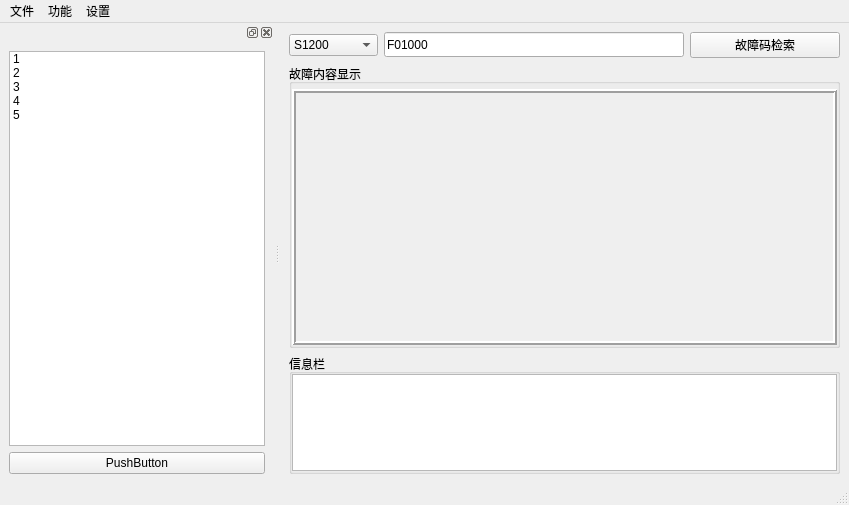
AngelButterfally/PDF, file Ui_PDF.ui: the form before one commit.
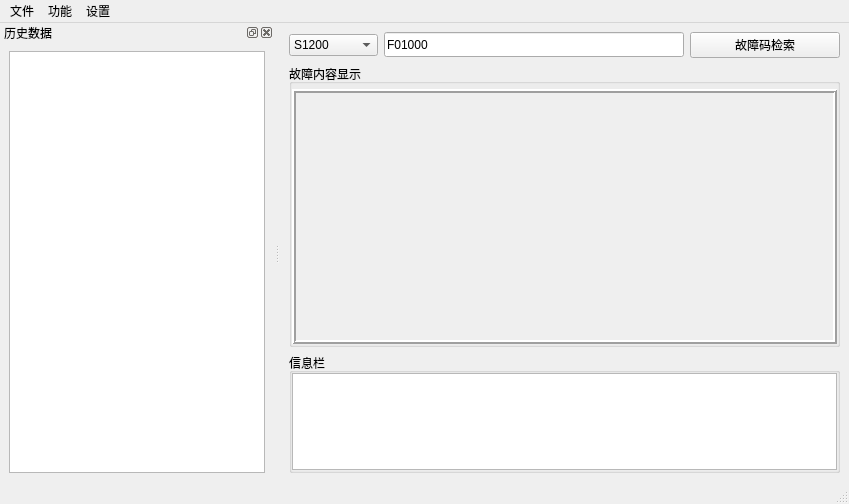
The form after the commit. Icons and pictures are not drawn.

Commit message: 界面更新 V0.1

What changed in the file:
```diff
--- a/Ui_PDF.ui
+++ b/Ui_PDF.ui
@@ -7,7 +7,7 @@
     <x>0</x>
     <y>0</y>
     <width>849</width>
-    <height>505</height>
+    <height>504</height>
    </rect>
   </property>
   <property name="windowTitle">
@@ -62,8 +62,8 @@
            <rect>
             <x>0</x>
             <y>0</y>
-            <width>645</width>
-            <height>258</height>
+            <width>543</width>
+            <height>257</height>
            </rect>
           </property>
           <layout class="QGridLayout" name="gridLayout_2">
@@ -238,45 +238,31 @@
   </widget>
   <widget class="QStatusBar" name="statusbar"/>
   <widget class="QDockWidget" name="dockWidget">
+   <property name="minimumSize">
+    <size>
+     <width>91</width>
+     <height>142</height>
+    </size>
+   </property>
+   <property name="windowTitle">
+    <string>历史数据</string>
+   </property>
    <attribute name="dockWidgetArea">
     <number>1</number>
    </attribute>
    <widget class="QWidget" name="dockWidgetContents">
     <layout class="QGridLayout" name="gridLayout_3">
-     <item row="1" column="0">
-      <widget class="QPushButton" name="pushButton_2">
-       <property name="text">
-        <string>PushButton</string>
-       </property>
-      </widget>
-     </item>
      <item row="0" column="0">
       <widget class="QListWidget" name="listWidget">
-       <item>
-        <property name="text">
-         <string>1</string>
-        </property>
-       </item>
-       <item>
-        <property name="text">
-         <string>2</string>
-        </property>
-       </item>
-       <item>
-        <property name="text">
-         <string>3</string>
-        </property>
-       </item>
-       <item>
-        <property name="text">
-         <string>4</string>
-        </property>
-       </item>
-       <item>
-        <property name="text">
-         <string>5</string>
-        </property>
-       </item>
+       <property name="editTriggers">
+        <set>QAbstractItemView::NoEditTriggers</set>
+       </property>
+       <property name="flow">
+        <enum>QListView::TopToBottom</enum>
+       </property>
+       <property name="spacing">
+        <number>0</number>
+       </property>
       </widget>
      </item>
     </layout>
```
Left out of the diff: 50 changed lines with no effect on the pictures. The commit also changes 2 other files.
